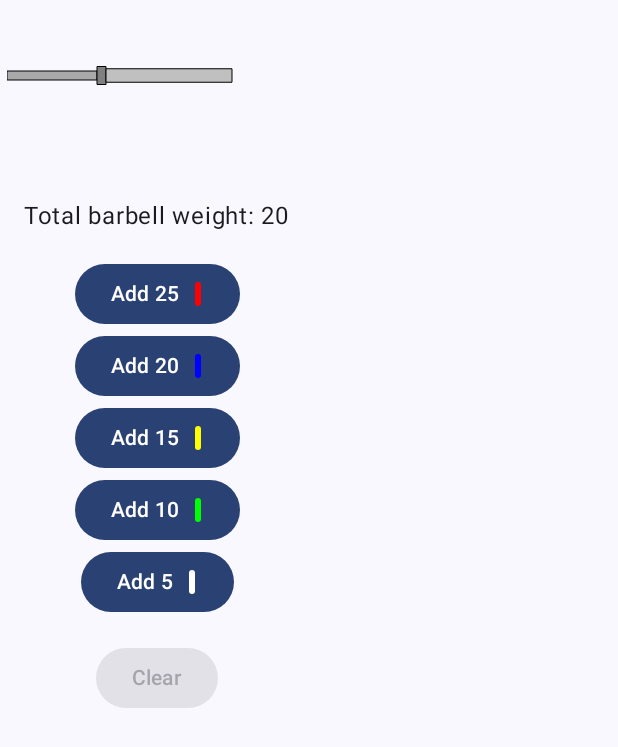
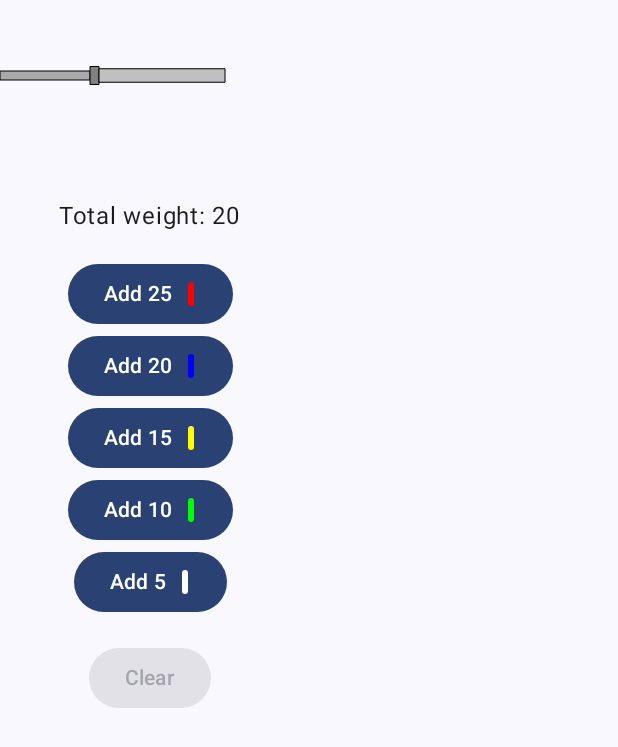
Before and after one commit to MarcinKuder/android-barbell-calculator, an Android app built with Jetpack Compose: the composable BarbellCalculator shown on its own in the app's theme, on a phone screen of 412 x 824 dp. Shown: the top 747 px of the screen. Run offline under Robolectric (Android 15) with nearby library versions, the phone set to English and light mode, and no system bars.

Commit message:
str update

```diff
--- a/app/src/main/java/com/example/barbellcalculator/MainActivity.kt
+++ b/app/src/main/java/com/example/barbellcalculator/MainActivity.kt
@@ -87,7 +87,7 @@ fun BarbellCalculator(modifier: Modifier = Modifier) {
         Spacer(modifier = Modifier.height(16.dp))
         val totalWeight = addedPlates.sum() * 3 + 20
         Text(
-            stringResource(R.string.total_barbell_weight, totalWeight),
+            stringResource(R.string.total_weight, totalWeight),
             modifier = Modifier.padding(16.dp)
         )
         for (plate in availablePlates) {
--- a/app/src/main/res/values/strings.xml
+++ b/app/src/main/res/values/strings.xml
@@ -1,6 +1,6 @@
 <resources>
     <string name="app_name">Barbell Calculator</string>
-    <string name="total_barbell_weight">Total barbell weight: %1$s</string>
+    <string name="total_weight">Total weight: %1$s</string>
     <string name="add_plate">Add %1$s</string>
     <string name="clear">Clear</string>
 </resources>
```
